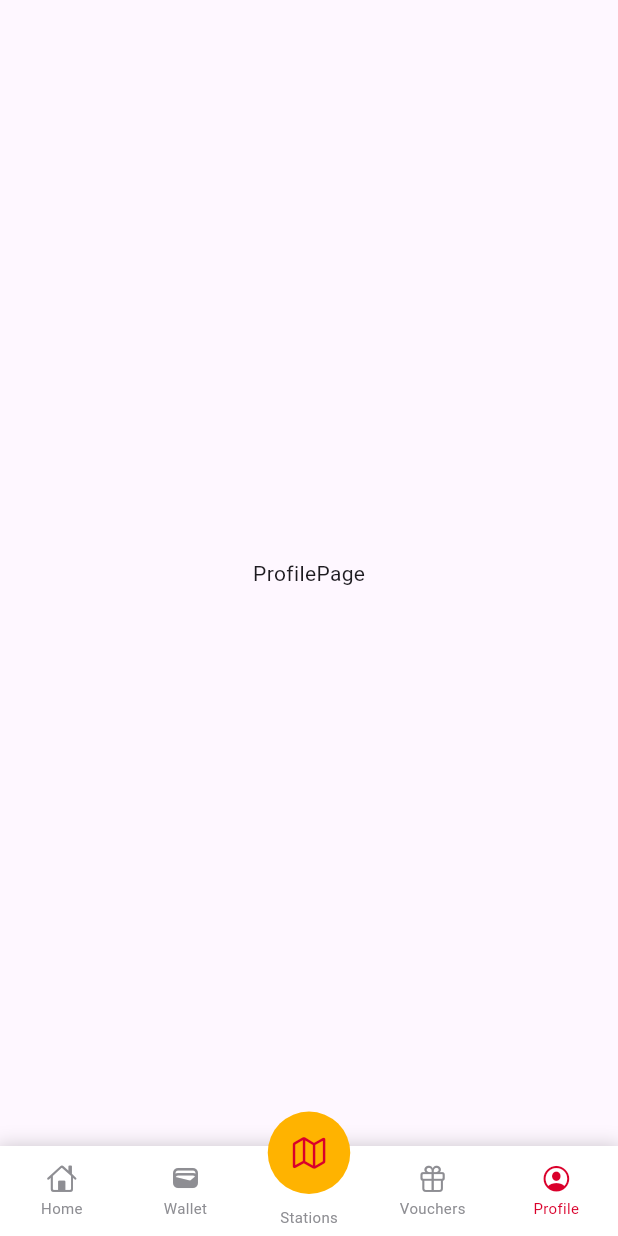
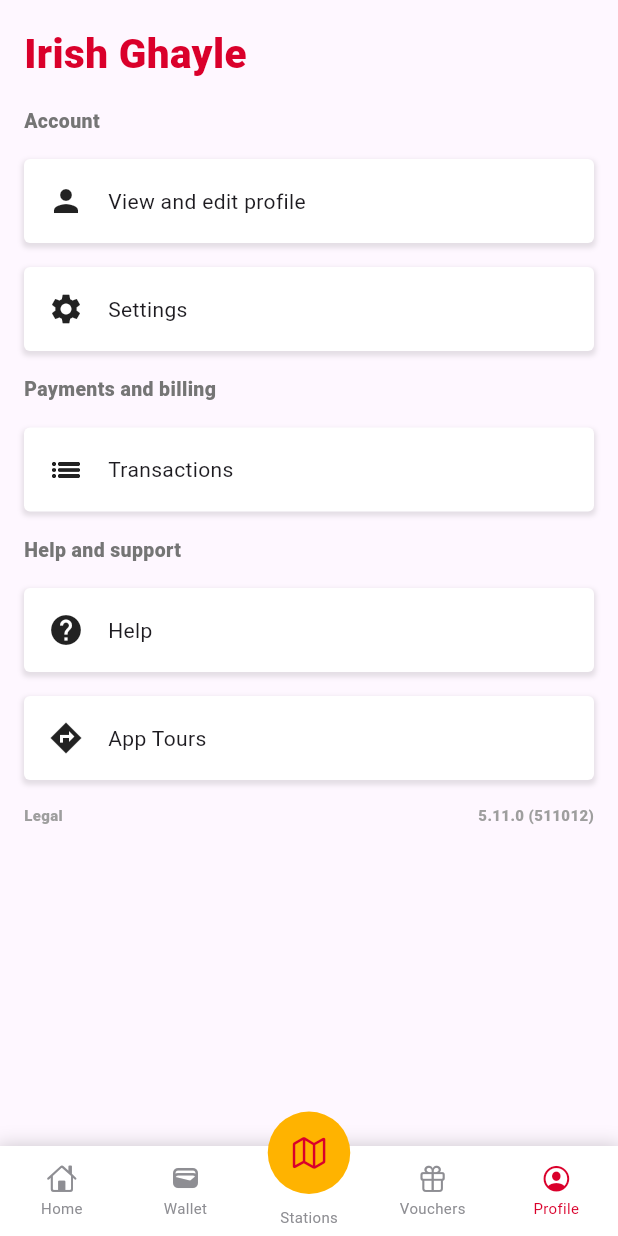
Before and after one commit to CS-173/mobile, a Flutter app: the screen it shows after launch, item 5 of the bottom bar chosen, on a phone screen of 412 x 824 dp. Run offline on Flutter 3.47's test engine with Material 3 defaults, Android fonts, the light colour scheme and no system bars; drawn by our look-alikes of persistent_bottom_nav_bar; our stand-ins replace cloud_firestore, firebase_core, geolocator, location; missing offline and left inert: mapbox_gl; accounts and stored records are empty.

Commit message:
feature: ProfilePage

```diff
--- a/lib/pages/home_page.dart
+++ b/lib/pages/home_page.dart
@@ -1,6 +1,5 @@
 import 'package:flutter/cupertino.dart';
 import 'package:flutter/material.dart';
-import 'package:mapbox_gl/mapbox_gl.dart';
 
 import '../components/icon_and_widget_rectangle.dart';
 import '../style/constants.dart';
--- a/lib/pages/profile_page.dart
+++ b/lib/pages/profile_page.dart
@@ -1,16 +1,91 @@
 import 'package:flutter/cupertino.dart';
 import 'package:flutter/material.dart';
+
+import '../components/icon_and_widget_rectangle.dart';
+import '../style/constants.dart';
 
 class ProfilePage extends StatelessWidget {
   const ProfilePage({super.key});
 
   @override
   Widget build(BuildContext context) {
-    return Scaffold(
-      body: Center(
-        child: Text(
-            'ProfilePage'
-        ),
+    return SafeArea(
+      child: Scaffold(
+        body: Padding(
+          padding: const EdgeInsets.all(Constants.defaultPadding),
+          child: Column(
+            crossAxisAlignment: CrossAxisAlignment.start,
+            children: [
+              const Text(
+                "Irish Ghayle",
+                style: TextStyle(
+                    color: Constants.primaryColor,
+                    fontSize: 27,
+                    fontWeight: FontWeight.w900
+                ),
+              ),
+              const SizedBox(height: Constants.defaultPadding),
+              Text(
+                "Account",
+                style: TextStyle(
+                    color: Colors.grey[600],
+                    fontSize: 13,
+                    fontWeight: FontWeight.w900
+                ),
+              ),
+              const SizedBox(height: Constants.defaultPadding),
+              IconAndWidgetRectangle(icon: Icon(Icons.person),widget: Text("View and edit profile"), rectColor: Colors.white),
+              const SizedBox(height: Constants.defaultPadding),
+              IconAndWidgetRectangle(icon: Icon(Icons.settings),widget: Text("Settings"), rectColor: Colors.white),
+              const SizedBox(height: Constants.defaultPadding),
+              Text(
+                "Payments and billing",
+                style: TextStyle(
+                    color: Colors.grey[600],
+                    fontSize: 13,
+                    fontWeight: FontWeight.w900
+                ),
+              ),
+              const SizedBox(height: Constants.defaultPadding),
+              IconAndWidgetRectangle(icon: Icon(Icons.list_outlined),widget: Text("Transactions"), rectColor: Colors.white),
+              const SizedBox(height: Constants.defaultPadding),
+              Text(
+                "Help and support",
+                style: TextStyle(
+                    color: Colors.grey[600],
+                    fontSize: 13,
+                    fontWeight: FontWeight.w900
+                ),
+              ),
+              const SizedBox(height: Constants.defaultPadding),
+              IconAndWidgetRectangle(icon: Icon(Icons.help),widget: Text("Help"), rectColor: Colors.white),
+              const SizedBox(height: Constants.defaultPadding),
+              IconAndWidgetRectangle(icon: Icon(Icons.directions_sharp),widget: Text("App Tours"), rectColor: Colors.white),
+              const SizedBox(height: Constants.defaultPadding),
+              Row(
+                mainAxisAlignment: MainAxisAlignment.spaceBetween,
+                children: [
+                  Text(
+                    "Legal",
+                    style: TextStyle(
+                        color: Colors.grey[500],
+                        fontSize: 10,
+                        fontWeight: FontWeight.w900
+                    ),
+                  ),
+                  Text(
+                    "5.11.0 (511012)",
+                    style: TextStyle(
+                        color: Colors.grey[500],
+                        fontSize: 10,
+                        fontWeight: FontWeight.w900
+                    ),
+                  ),
+                ],
+              )
+            ],
+          ),
+        )
       ),
     );
   }
--- a/lib/pages/vouchers_page.dart
+++ b/lib/pages/vouchers_page.dart
@@ -16,7 +16,7 @@ class VouchersPage extends StatelessWidget {
             Padding(
               padding: EdgeInsets.only(left: Constants.defaultPadding, top: Constants.defaultPadding, right: Constants.defaultPadding),
               child: Text(
-                "Rewards",
+                "Vouchers",
                 style: TextStyle(
                     color: Constants.primaryColor,
                     fontSize: 27,
```
